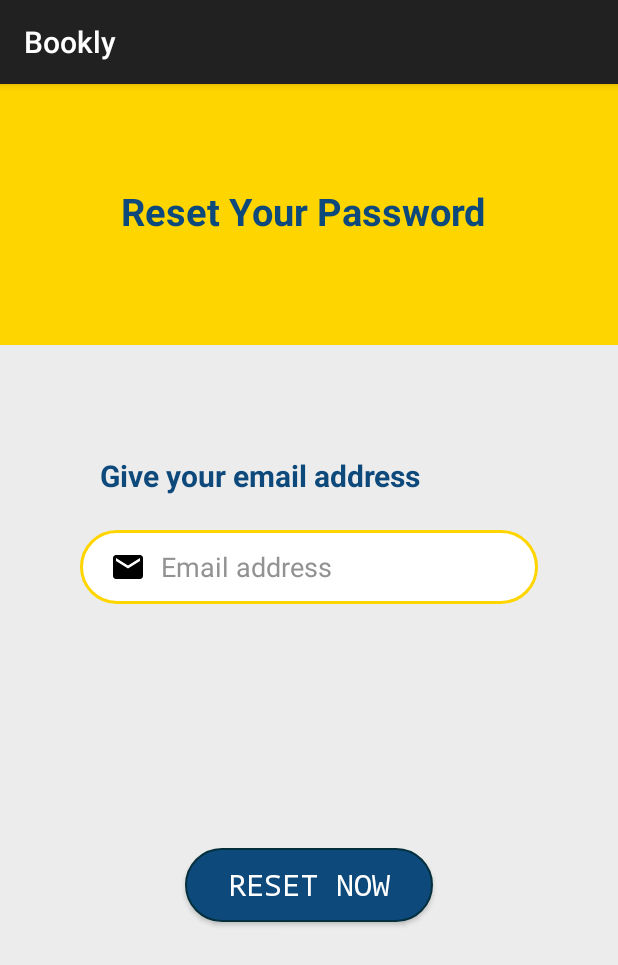
After one commit to EhsanUddoula/Bookly, an Android app: the resetPass screen opened directly, with no data from a screen before it, on a phone screen of 412 x 824 dp. The commit adds this screen. Shown: the top 965 px of the screen. Run offline under Robolectric (Android 15) with nearby library versions, the phone set to English and light mode, and no system bars.

Commit message:
commit done

```diff
--- a/app/src/main/AndroidManifest.xml
+++ b/app/src/main/AndroidManifest.xml
@@ -12,6 +12,9 @@
         android:supportsRtl="true"
         android:theme="@style/Base.Theme.Bookly"
         tools:targetApi="31">
+        <activity
+            android:name=".resetPass"
+            android:exported="false" />
         <activity
             android:name=".MainActivity"
             android:exported="false" />
--- a/app/src/main/java/com/example/bookly/loginActivity.java
+++ b/app/src/main/java/com/example/bookly/loginActivity.java
@@ -11,7 +11,7 @@ import android.widget.ImageView;
 import android.widget.TextView;
 
 public class loginActivity extends AppCompatActivity {
-    private TextView goToRegister;
+    private TextView goToRegister,forgotPass;
     private ImageView passVisibility;
     private TextView passwordView;
     @Override
@@ -22,6 +22,7 @@ public class loginActivity extends AppCompatActivity {
         goToRegister=findViewById(R.id.goToRegister);
         passVisibility=findViewById(R.id.eyeIcon);
         passwordView=findViewById(R.id.passwordBox);
+        forgotPass=findViewById(R.id.forgotPass);
         goToRegister.setOnClickListener(new View.OnClickListener() {
             @Override
             public void onClick(View view) {
@@ -41,5 +42,13 @@ public class loginActivity extends AppCompatActivity {
                 }
             }
         });
+
+        forgotPass.setOnClickListener(new View.OnClickListener() {
+            @Override
+            public void onClick(View view) {
+                Intent intent=new Intent(loginActivity.this, resetPass.class);
+                startActivity(intent);
+            }
+        });
     }
 }
--- /dev/null
+++ b/app/src/main/java/com/example/bookly/resetPass.java
@@ -0,0 +1,28 @@
+package com.example.bookly;
+
+import androidx.appcompat.app.AppCompatActivity;
+
+import android.os.Bundle;
+import android.view.View;
+import android.widget.Button;
+import android.widget.Toast;
+
+public class resetPass extends AppCompatActivity implements View.OnClickListener {
+
+    private Button resetButton;
+    @Override
+    protected void onCreate(Bundle savedInstanceState) {
+        super.onCreate(savedInstanceState);
+        setContentView(R.layout.activity_reset_pass);
+
+        resetButton=findViewById(R.id.resetButton);
+        resetButton.setOnClickListener(this);
+    }
+
+    @Override
+    public void onClick(View view) {
+        if(view.getId()==R.id.resetButton){
+            Toast.makeText(getApplicationContext(),"Button is clicked",Toast.LENGTH_SHORT).show();
+        }
+    }
+}
--- /dev/null
+++ b/app/src/main/res/layout/activity_reset_pass.xml
@@ -0,0 +1,93 @@
+<?xml version="1.0" encoding="utf-8"?>
+<androidx.constraintlayout.widget.ConstraintLayout xmlns:android="http://schemas.android.com/apk/res/android"
+    xmlns:app="http://schemas.android.com/apk/res-auto"
+    xmlns:tools="http://schemas.android.com/tools"
+    android:layout_width="match_parent"
+    android:layout_height="match_parent"
+    android:background="#ECECEC"
+    tools:context=".resetPass">
+
+
+    <TextView
+        android:id="@+id/profile_name2"
+        android:layout_width="278dp"
+        android:layout_height="30dp"
+        android:text="Give your email address"
+        android:textAlignment="viewStart"
+        android:textColor="#0E497C"
+        android:textSize="20sp"
+        android:textStyle="bold"
+        app:layout_constraintBottom_toBottomOf="parent"
+        app:layout_constraintEnd_toEndOf="parent"
+        app:layout_constraintHorizontal_bias="0.496"
+        app:layout_constraintStart_toStartOf="parent"
+        app:layout_constraintTop_toTopOf="parent"
+        app:layout_constraintVertical_bias="0.335" />
+
+    <androidx.appcompat.widget.Toolbar
+        android:id="@+id/toolbar"
+        android:layout_width="424dp"
+        android:layout_height="174dp"
+        android:background="@color/mustard"
+        android:minHeight="?attr/actionBarSize"
+        android:theme="?attr/actionBarTheme"
+        app:layout_constraintBottom_toBottomOf="parent"
+        app:layout_constraintEnd_toEndOf="parent"
+        app:layout_constraintHorizontal_bias="0.538"
+        app:layout_constraintStart_toStartOf="parent"
+        app:layout_constraintTop_toTopOf="parent"
+        app:layout_constraintVertical_bias="0.0" />
+
+
+    <TextView
+        android:id="@+id/profile_name"
+        android:layout_width="278dp"
+        android:layout_height="66dp"
+        android:text="Reset Your Password"
+        android:textAlignment="viewStart"
+        android:textColor="#0E497C"
+        android:textSize="25sp"
+        android:textStyle="bold"
+        app:layout_constraintBottom_toBottomOf="parent"
+        app:layout_constraintEnd_toEndOf="parent"
+        app:layout_constraintHorizontal_bias="0.601"
+        app:layout_constraintStart_toStartOf="parent"
+        app:layout_constraintTop_toTopOf="parent"
+        app:layout_constraintVertical_bias="0.096" />
+
+    <EditText
+        android:id="@+id/editTextTextEmailAddress"
+        android:layout_width="305dp"
+        android:layout_height="49dp"
+        android:background="@drawable/input_bg_2"
+        android:drawableLeft="@drawable/baseline_email_24"
+        android:drawablePadding="10dp"
+        android:ems="10"
+        android:hint="Email address"
+        android:inputType="textEmailAddress"
+        android:paddingLeft="20dp"
+        android:textColor="@color/black"
+        android:textColorHint="#939292"
+        app:layout_constraintBottom_toBottomOf="parent"
+        app:layout_constraintEnd_toEndOf="parent"
+        app:layout_constraintStart_toStartOf="parent"
+        app:layout_constraintTop_toTopOf="parent"
+        app:layout_constraintVertical_bias="0.414" />
+
+    <Button
+        android:id="@+id/resetButton"
+        android:layout_width="165dp"
+        android:layout_height="49dp"
+        android:background="@drawable/input_bg"
+        android:text="Reset now"
+        android:textColor="#FFFFFF"
+        android:textSize="20sp"
+        android:typeface="monospace"
+        app:layout_constraintBottom_toBottomOf="parent"
+        app:layout_constraintEnd_toEndOf="parent"
+        app:layout_constraintStart_toStartOf="parent"
+        app:layout_constraintTop_toTopOf="parent"
+        app:layout_constraintVertical_bias="0.709" />
+
+
+</androidx.constraintlayout.widget.ConstraintLayout>
```
